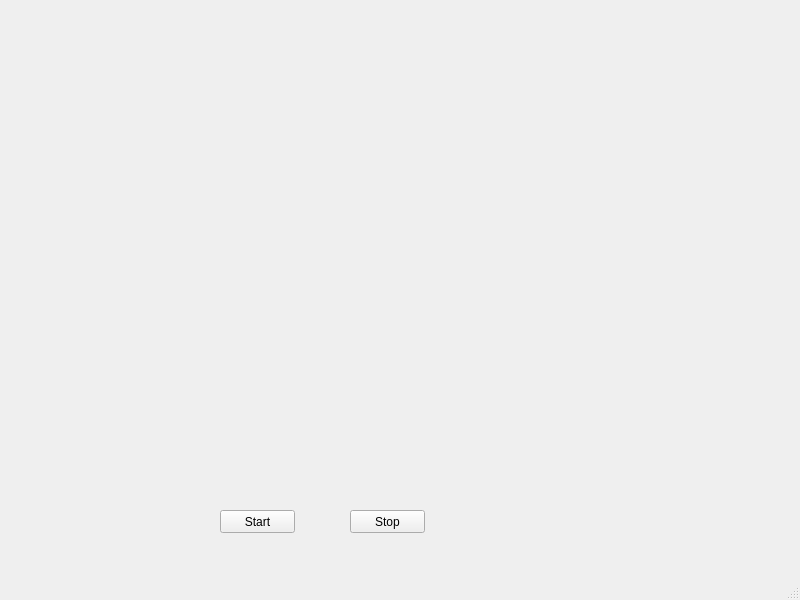
First picture: the form in camera.ui, repository s3171103/Unmanned_Car, before the edit.
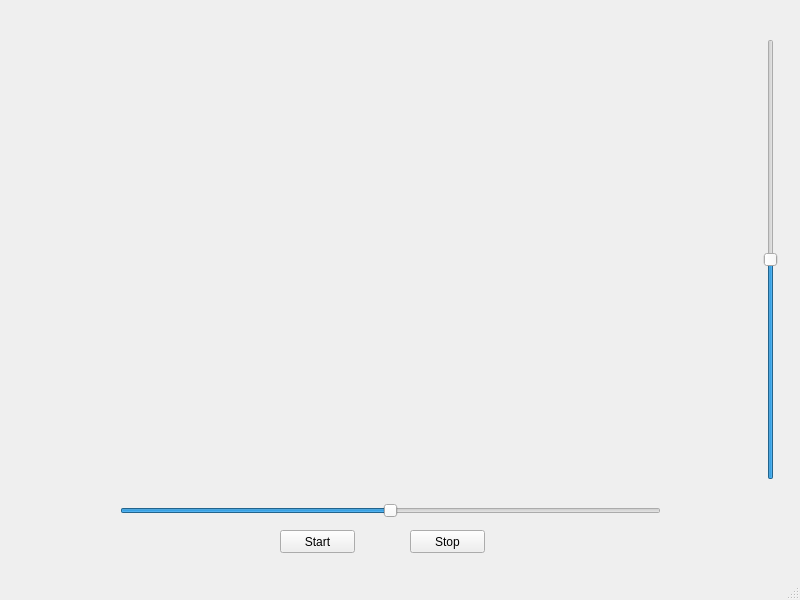
Second picture: the form after the edit.

Commit message: Adjust camera and UI

Diff of the .ui file:
```diff
--- a/camera.ui
+++ b/camera.ui
@@ -17,7 +17,7 @@
    <widget class="QLabel" name="imgLabel">
     <property name="geometry">
      <rect>
-      <x>60</x>
+      <x>0</x>
       <y>10</y>
       <width>701</width>
       <height>471</height>
@@ -30,8 +30,8 @@
    <widget class="QPushButton" name="startButton">
     <property name="geometry">
      <rect>
-      <x>220</x>
-      <y>510</y>
+      <x>280</x>
+      <y>530</y>
       <width>75</width>
       <height>23</height>
      </rect>
@@ -43,8 +43,8 @@
    <widget class="QPushButton" name="stopButton">
     <property name="geometry">
      <rect>
-      <x>350</x>
-      <y>510</y>
+      <x>410</x>
+      <y>530</y>
       <width>75</width>
       <height>23</height>
      </rect>
@@ -53,6 +53,38 @@
      <string>Stop</string>
     </property>
    </widget>
+   <widget class="QSlider" name="verticalSlider">
+    <property name="geometry">
+     <rect>
+      <x>760</x>
+      <y>39</y>
+      <width>22</width>
+      <height>441</height>
+     </rect>
+    </property>
+    <property name="minimum">
+     <number>-99</number>
+    </property>
+    <property name="orientation">
+     <enum>Qt::Vertical</enum>
+    </property>
+   </widget>
+   <widget class="QSlider" name="horizontalSlider">
+    <property name="geometry">
+     <rect>
+      <x>120</x>
+      <y>500</y>
+      <width>541</width>
+      <height>22</height>
+     </rect>
+    </property>
+    <property name="minimum">
+     <number>-99</number>
+    </property>
+    <property name="orientation">
+     <enum>Qt::Horizontal</enum>
+    </property>
+   </widget>
   </widget>
   <widget class="QMenuBar" name="menubar">
    <property name="geometry">
```
Left out of the diff: 2 changed lines with no effect on the pictures. The commit also changes 198 other files.
